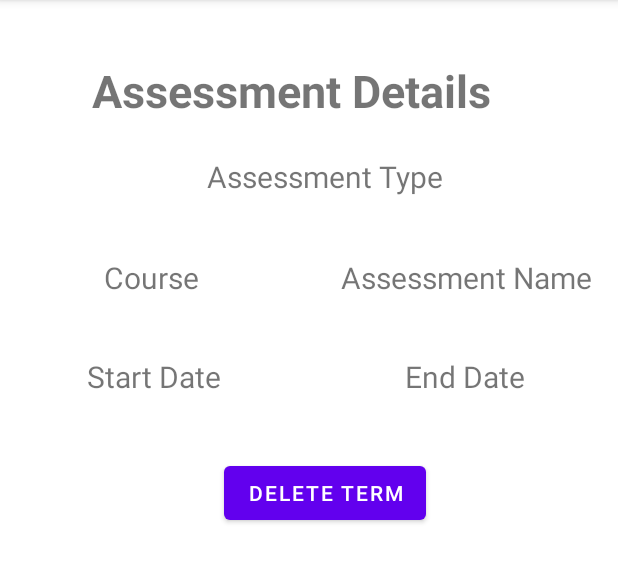
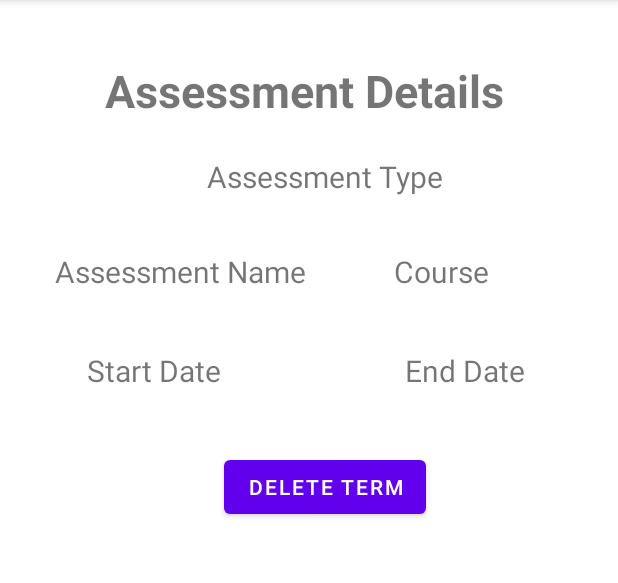
Before and after one commit to arjundesguerra/Arjun-C196, an Android app: the AssessmentDetails screen opened directly, with no data from a screen before it, on a phone screen of 412 x 824 dp, the part 84-667 px from its top. Run offline under Robolectric (Android 15) with nearby library versions, the phone set to English and light mode, and no system bars.

```diff
--- a/app/src/main/res/layout/activity_assessment_details.xml
+++ b/app/src/main/res/layout/activity_assessment_details.xml
@@ -11,7 +11,7 @@
         android:id="@+id/assessmentDetails"
         android:layout_width="wrap_content"
         android:layout_height="wrap_content"
-        android:layout_marginStart="61dp"
+        android:layout_marginStart="70dp"
         android:layout_marginTop="40dp"
         android:text="Assessment Details"
         android:textSize="30sp"
@@ -19,12 +19,13 @@
         app:layout_constraintStart_toStartOf="parent"
         app:layout_constraintTop_toTopOf="parent" />
 
+
     <TextView
         android:id="@+id/assessmentNameDetails"
         android:layout_width="192dp"
         android:layout_height="26dp"
-        android:layout_marginTop="40dp"
-        android:layout_marginEnd="5dp"
+        android:layout_marginTop="36dp"
+        android:layout_marginEnd="196dp"
         android:gravity="center"
         android:text="Assessment Name"
         android:textSize="20sp"
@@ -35,14 +36,13 @@
         android:id="@+id/courseNameDetails"
         android:layout_width="193dp"
         android:layout_height="26dp"
-        android:layout_marginStart="4dp"
-        android:layout_marginTop="40dp"
+        android:layout_marginStart="197dp"
+        android:layout_marginTop="36dp"
         android:gravity="center"
         android:text="Course"
         android:textSize="20sp"
         app:layout_constraintStart_toStartOf="parent"
         app:layout_constraintTop_toBottomOf="@+id/assessmentTypeDetails" />
-
 
     <TextView
         android:id="@+id/assessmentTypeDetails"
```
Also changed, not shown: app/src/main/java/com/example/arjunc196/coursesActivities/CourseDetails.java (+23 -9 lines).
